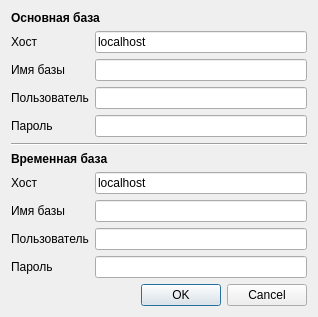
Above: connectiondialog.ui from Domerk/UdoDB before the change. Below: the same form after it.
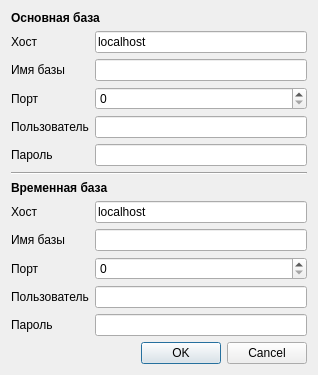
That is the form after the change.

Commit message: Добавлен интерфейс для указания порта; Статус-бар теперь отображает процесс соединения

The edit to the form file:
```diff
--- a/connectiondialog.ui
+++ b/connectiondialog.ui
@@ -7,7 +7,7 @@
     <x>0</x>
     <y>0</y>
     <width>318</width>
-    <height>300</height>
+    <height>355</height>
    </rect>
   </property>
   <property name="windowTitle">
@@ -30,13 +30,6 @@
    <item>
     <layout class="QGridLayout" name="gridLayout">
      <item row="3" column="0">
-      <widget class="QLabel" name="label_6">
-       <property name="text">
-        <string>Пароль</string>
-       </property>
-      </widget>
-     </item>
-     <item row="2" column="0">
       <widget class="QLabel" name="label_5">
        <property name="text">
         <string>Пользователь</string>
@@ -50,6 +43,16 @@
        </property>
       </widget>
      </item>
+     <item row="4" column="0">
+      <widget class="QLabel" name="label_6">
+       <property name="text">
+        <string>Пароль</string>
+       </property>
+      </widget>
+     </item>
+     <item row="4" column="1">
+      <widget class="QLineEdit" name="mainPasswd"/>
+     </item>
      <item row="1" column="0">
       <widget class="QLabel" name="label_4">
        <property name="text">
@@ -57,21 +60,32 @@
        </property>
       </widget>
      </item>
-     <item row="0" column="1">
-      <widget class="QLineEdit" name="mainHost">
-       <property name="text">
-        <string>localhost</string>
-       </property>
-      </widget>
-     </item>
      <item row="1" column="1">
       <widget class="QLineEdit" name="mainBase"/>
      </item>
-     <item row="2" column="1">
+     <item row="3" column="1">
       <widget class="QLineEdit" name="mainUser"/>
      </item>
-     <item row="3" column="1">
-      <widget class="QLineEdit" name="mainPasswd"/>
+     <item row="0" column="1">
+      <widget class="QLineEdit" name="mainHost">
+       <property name="text">
+        <string>localhost</string>
+       </property>
+      </widget>
+     </item>
+     <item row="2" column="1">
+      <widget class="QSpinBox" name="mainPort">
+       <property name="maximum">
+        <number>65535</number>
+       </property>
+      </widget>
+     </item>
+     <item row="2" column="0">
+      <widget class="QLabel" name="label_11">
+       <property name="text">
+        <string>Порт</string>
+       </property>
+      </widget>
      </item>
     </layout>
    </item>
@@ -97,14 +111,7 @@
    </item>
    <item>
     <layout class="QGridLayout" name="gridLayout_2">
-     <item row="1" column="0">
-      <widget class="QLabel" name="label_8">
-       <property name="text">
-        <string>Имя базы</string>
-       </property>
-      </widget>
-     </item>
-     <item row="2" column="0">
+     <item row="3" column="0">
       <widget class="QLabel" name="label_9">
        <property name="text">
         <string>Пользователь</string>
@@ -118,7 +125,17 @@
        </property>
       </widget>
      </item>
-     <item row="3" column="0">
+     <item row="1" column="0">
+      <widget class="QLabel" name="label_8">
+       <property name="text">
+        <string>Имя базы</string>
+       </property>
+      </widget>
+     </item>
+     <item row="3" column="1">
+      <widget class="QLineEdit" name="tempUser"/>
+     </item>
+     <item row="4" column="0">
       <widget class="QLabel" name="label_10">
        <property name="text">
         <string>Пароль</string>
@@ -132,15 +149,26 @@
        </property>
       </widget>
      </item>
-     <item row="1" column="1">
-      <widget class="QLineEdit" name="tempBase"/>
-     </item>
-     <item row="2" column="1">
-      <widget class="QLineEdit" name="tempUser"/>
-     </item>
-     <item row="3" column="1">
+     <item row="4" column="1">
       <widget class="QLineEdit" name="tempPasswd"/>
      </item>
+     <item row="1" column="1">
+      <widget class="QLineEdit" name="tempBase"/>
+     </item>
+     <item row="2" column="1">
+      <widget class="QSpinBox" name="tempPort">
+       <property name="maximum">
+        <number>65535</number>
+       </property>
+      </widget>
+     </item>
+     <item row="2" column="0">
+      <widget class="QLabel" name="label_12">
+       <property name="text">
+        <string>Порт</string>
+       </property>
+      </widget>
+     </item>
     </layout>
    </item>
    <item>
```
The commit also changes 2 other files.
